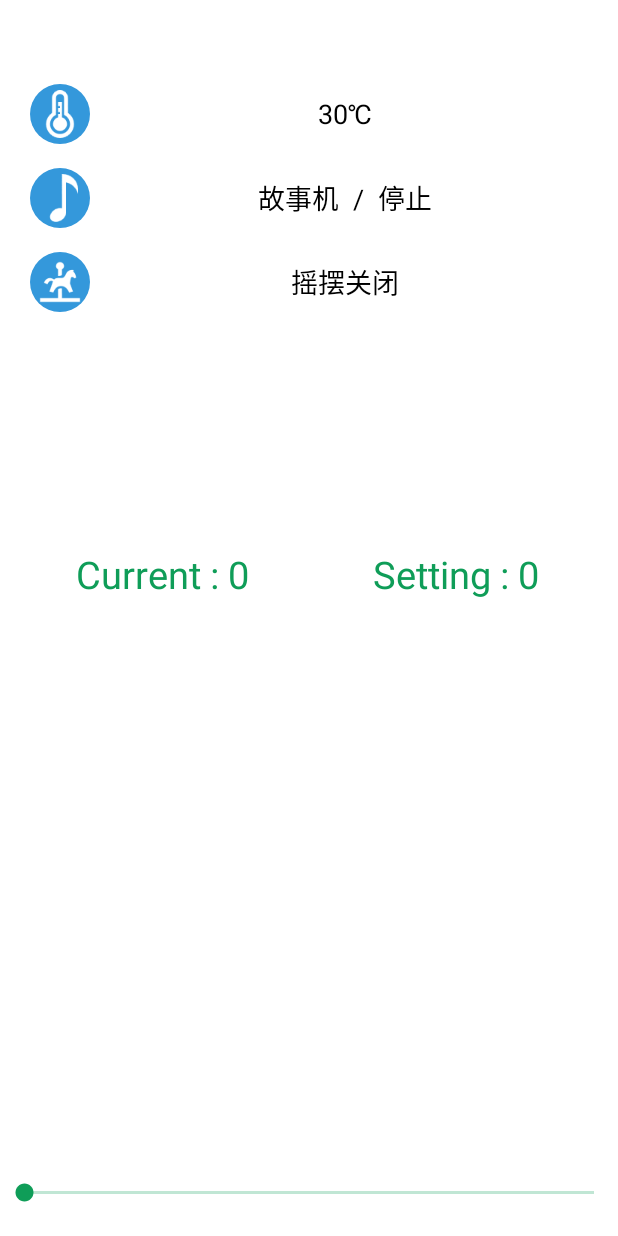
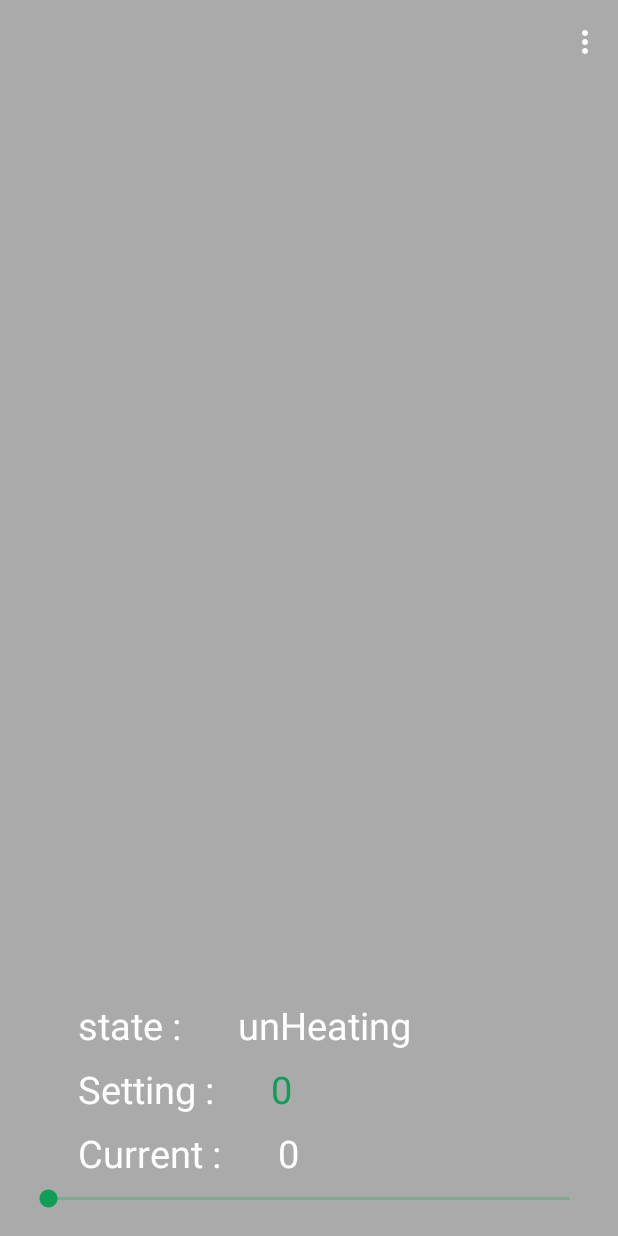
Before and after one commit to rorschach/RollingBaby, an Android app: the fragment TemperatureDialogFragment placed in its activity, on a phone screen of 412 x 824 dp. Run offline under Robolectric (Android 15) with nearby library versions, the phone set to English and light mode, and no system bars; libraries missing offline, so code that uses them is left out: com.race604.flyrefresh; plain views replace FlyRefreshLayout; 9 statements that could not run were skipped.

Commit message:
Display all sub-views in DialogFragment

```diff
--- a/app/src/main/java/com/hl/rollingbaby/bean/ItemData.java
+++ b/app/src/main/java/com/hl/rollingbaby/bean/ItemData.java
@@ -8,17 +8,13 @@ import java.util.Date;
  * Created by hl810 on 15-8-4.
  */
 public class ItemData {
-    public int color;
     public int icon;
     public String title;
+    public String subTitle;
 
-    public ItemData(int color, int icon, String title) {
-        this.color = color;
+    public ItemData(int icon, String title, String subTitle) {
         this.icon = icon;
         this.title = title;
-    }
-
-    public ItemData(int icon, String title) {
-        this(Color.DKGRAY, icon, title);
+        this.subTitle = subTitle;
     }
 }
--- a/app/src/main/java/com/hl/rollingbaby/ui/MainActivity.java
+++ b/app/src/main/java/com/hl/rollingbaby/ui/MainActivity.java
@@ -6,9 +6,6 @@ import android.content.ComponentName;
 import android.content.Context;
 import android.content.Intent;
 import android.content.ServiceConnection;
-import android.graphics.Color;
-import android.graphics.drawable.ShapeDrawable;
-import android.graphics.drawable.shapes.OvalShape;
 import android.os.Bundle;
 import android.os.Handler;
 import android.os.IBinder;
@@ -123,12 +120,15 @@ public class MainActivity extends AppCompatActivity implements
 
     private void resetItemData() {
         mDataSet.clear();
-        mDataSet.add(new ItemData(Color.parseColor("#ff3498db"),
-                R.drawable.thermometer_white_64, temperatureTemp + heatingTemp));
-        mDataSet.add(new ItemData( Color.parseColor("#ff3498db"),
-                R.drawable.music_white_64, soundTemp + "  /  " + playTemp));
-        mDataSet.add(new ItemData(Color.parseColor("#ff3498db"),
-                R.drawable.carousel_white_64, swingTemp));
+        mDataSet.add(new ItemData(R.drawable.thermometer_blue_48,
+                getResources().getString(R.string.title_temperature),
+                temperatureTemp + heatingTemp));
+        mDataSet.add(new ItemData(R.drawable.music_blue_48,
+                getResources().getString(R.string.title_sound),
+                soundTemp + " / " + playTemp));
+        mDataSet.add(new ItemData(R.drawable.carousel_blue_48,
+                getResources().getString(R.string.title_swing),
+                swingTemp));
         resetTemperatureItemData();
         resetSoundItemData();
         resetSwingItemData();
@@ -330,11 +330,9 @@ public class MainActivity extends AppCompatActivity implements
         @Override
         public void onBindViewHolder(ItemViewHolder itemViewHolder, int i) {
             final ItemData data = mDataSet.get(i);
-            ShapeDrawable drawable = new ShapeDrawable(new OvalShape());
-            drawable.getPaint().setColor(data.color);
-            itemViewHolder.icon.setBackgroundDrawable(drawable);
             itemViewHolder.icon.setImageResource(data.icon);
             itemViewHolder.title.setText(data.title);
+            itemViewHolder.subTitle.setText(data.subTitle);
         }
 
         @Override
@@ -348,11 +346,13 @@ public class MainActivity extends AppCompatActivity implements
 
         ImageView icon;
         TextView title;
+        TextView subTitle;
 
         public ItemViewHolder(View itemView) {
             super(itemView);
             icon = (ImageView) itemView.findViewById(R.id.icon);
             title = (TextView) itemView.findViewById(R.id.title);
+            subTitle = (TextView) itemView.findViewById(R.id.subtitle);
             itemView.setOnClickListener(this);
         }
 
@@ -403,7 +403,7 @@ public class MainActivity extends AppCompatActivity implements
             temperatureTemp = mCurrentTemperature + "℃";
         }
 
-        mDataSet.get(0).title = temperatureTemp + heatingTemp;
+        mDataSet.get(0).subTitle = temperatureTemp + heatingTemp;
         mAdapter.notifyDataSetChanged();
     }
 
@@ -430,12 +430,12 @@ public class MainActivity extends AppCompatActivity implements
         }
 
         if (mPlayState == Constants.SOUND_STOP) {
-            playTemp = getResources().getString(R.string.stop);
+            playTemp = getResources().getString(R.string.close);
         } else {
-            playTemp = getResources().getString(R.string.isPlaying);
+            playTemp = getResources().getString(R.string.play);
         }
 
-        mDataSet.get(1).title = soundTemp + "  /  " + playTemp;
+        mDataSet.get(1).subTitle = soundTemp + " / " + playTemp;
         mAdapter.notifyDataSetChanged();
     }
 
@@ -454,11 +454,11 @@ public class MainActivity extends AppCompatActivity implements
 
     private void resetSwingItemData() {
         if (mSwingMode.equals(Constants.SWING_SLEEP)) {
-            swingTemp = getResources().getString(R.string.swing_sleep);
+            swingTemp = getResources().getString(R.string.open);
         } else if (mSwingMode.equals(Constants.SWING_CLOSE)) {
-            swingTemp = getResources().getString(R.string.swing_close);
+            swingTemp = getResources().getString(R.string.close);
         }
-        mDataSet.get(2).title = swingTemp;
+        mDataSet.get(2).subTitle = swingTemp;
         mAdapter.notifyDataSetChanged();
     }
 }
--- a/app/src/main/java/com/hl/rollingbaby/ui/TemperatureDialogFragment.java
+++ b/app/src/main/java/com/hl/rollingbaby/ui/TemperatureDialogFragment.java
@@ -8,7 +8,6 @@ import android.graphics.PorterDuff;
 import android.os.Build;
 import android.os.Bundle;
 import android.support.v7.app.AppCompatDialog;
-import android.util.Log;
 import android.view.LayoutInflater;
 import android.view.View;
 import android.view.ViewGroup;
@@ -36,10 +35,11 @@ public class TemperatureDialogFragment extends DialogFragment {
     private OnTemperatureInteractionListener mListener;
 
     private AppCompatDialog dialog;
-    private TextView currentText;
-    private TextView settingText;
-    private ImageView heatingIcon;
+    private TextView currentTx;
+    private TextView settingTx;
+    private ImageView icon;
     private SeekBar seekBar;
+    private TextView heatingTx;
 
     public static TemperatureDialogFragment newInstance(
             int currentTemperature, int settingTemperature, String heatingState) {
@@ -70,18 +70,15 @@ public class TemperatureDialogFragment extends DialogFragment {
     public View onCreateView(LayoutInflater inflater, ViewGroup container,
                              Bundle savedInstanceState) {
         View view = inflater.inflate(R.layout.fragment_temperature_dialog, container, false);
-        currentText = (TextView) view.findViewById(R.id.current_temperature);
-        settingText = (TextView) view.findViewById(R.id.setting_temperature);
-        heatingIcon = (ImageView) view.findViewById(R.id.heating_icon);
 
+        currentTx = (TextView) view.findViewById(R.id.current_temperature);
+        settingTx = (TextView) view.findViewById(R.id.setting_temperature);
+        icon = (ImageView) view.findViewById(R.id.heating_icon);
+        heatingTx = (TextView) view.findViewById(R.id.heating_state);
         seekBar = (SeekBar) view.findViewById(R.id.temperature_seekBar);
 
-        settingText.setTextColor(
-                getActivity().getResources().getColor(R.color.green));
-        currentText.setTextColor(
-                getActivity().getResources().getColor(R.color.green));
-        currentText.setText("Current : " + mCurrentTemperature);
-        settingText.setText("Setting : " + mSettingTemperature);
+        currentTx.setText(mCurrentTemperature + "");
+        settingTx.setText(mSettingTemperature + "");
 
         seekBar.setProgress(mSettingTemperature);
         seekBar.setOnSeekBarChangeListener(new SeekBar.OnSeekBarChangeListener() {
@@ -89,7 +86,7 @@ public class TemperatureDialogFragment extends DialogFragment {
             public void onProgressChanged(SeekBar seekBar, int progress, boolean fromUser) {
                 progress += 25;
                 mSettingTemperature = progress;
-                settingText.setText("Setting : " + progress);
+                settingTx.setText("" + progress);
                 resetView();
             }
 
@@ -115,33 +112,39 @@ public class TemperatureDialogFragment extends DialogFragment {
         if (mSettingTemperature > mCurrentTemperature) {
             //TODO:change heatingState
             mHeatingState = Constants.HEATING_OPEN;
-            heatingIcon.setBackgroundResource(R.drawable.sun_50);
-            settingText.setTextColor(
+            icon.setBackgroundResource(R.drawable.sun_icon_100);
+            settingTx.setTextColor(
                     getActivity().getResources().getColor(R.color.red));
             if (Build.VERSION.SDK_INT >= Build.VERSION_CODES.JELLY_BEAN) {
                 seekBar.getProgressDrawable().setColorFilter(Color.parseColor("#ffdb4437"), PorterDuff.Mode.SRC_IN);
                 seekBar.getThumb().setColorFilter(Color.parseColor("#ffdb4437"), PorterDuff.Mode.SRC_IN);
             }
-
-        } else if(mSettingTemperature < mCurrentTemperature) {
+            heatingTx.setText("Heating");
+        } else if (mSettingTemperature < mCurrentTemperature) {
             //TODO:change heatingState
             mHeatingState = Constants.COOL_DOWN;
-            heatingIcon.setBackgroundResource(R.drawable.winter_50);
-            settingText.setTextColor(
+            icon.setBackgroundResource(R.drawable.cold_icon_100);
+            settingTx.setTextColor(
                     getActivity().getResources().getColor(R.color.blue));
             if (Build.VERSION.SDK_INT >= Build.VERSION_CODES.JELLY_BEAN) {
                 seekBar.getProgressDrawable().setColorFilter(Color.parseColor("#ff4285f4"), PorterDuff.Mode.SRC_IN);
                 seekBar.getThumb().setColorFilter(Color.parseColor("#ff4285f4"), PorterDuff.Mode.SRC_IN);
             }
-        }else {
-//            heatingIcon.setBackground(null);
+            heatingTx.setText("Cool down");
+        } else {
+//            icon.setBackgroundResource(R.drawable.cold_icon_100);
             mHeatingState = Constants.HEATING_CLOSE;
-            settingText.setTextColor(
+            settingTx.setTextColor(
                     getActivity().getResources().getColor(R.color.green));
             if (Build.VERSION.SDK_INT >= Build.VERSION_CODES.JELLY_BEAN) {
                 seekBar.getProgressDrawable().setColorFilter(Color.parseColor("#ff0f9d58"), PorterDuff.Mode.SRC_IN);
                 seekBar.getThumb().setColorFilter(Color.parseColor("#ff0f9d58"), PorterDuff.Mode.SRC_IN);
             }
+            heatingTx.setText("unHeating");
+        }
+
+        if (seekBar.getProgress() > 34 || seekBar.getProgress() < 32) {
+            //TODO:toast
         }
     }
 
@@ -174,7 +177,7 @@ public class TemperatureDialogFragment extends DialogFragment {
         super.onPause();
         dialog.dismiss();
 //        if (mSettingTemperature != sSettingTem) {
-            mListener.setTemperatureState(mSettingTemperature, mHeatingState);
+        mListener.setTemperatureState(mSettingTemperature, mHeatingState);
 //        }
     }
 
--- a/app/src/main/res/drawable/indicator_background.xml
+++ /dev/null
@@ -1,5 +0,0 @@
-<?xml version="1.0" encoding="utf-8"?>
-<shape xmlns:android="http://schemas.android.com/apk/res/android">
-    <solid android:color="@color/outerCircleColor" />
-    <corners android:radius="100dp" />
-</shape>
--- a/app/src/main/res/layout/activity_main.xml
+++ b/app/src/main/res/layout/activity_main.xml
@@ -1,7 +1,6 @@
 <RelativeLayout xmlns:android="http://schemas.android.com/apk/res/android"
     xmlns:app="http://schemas.android.com/apk/res-auto"
     xmlns:tools="http://schemas.android.com/tools"
-    android:id="@+id/root_container"
     android:layout_width="match_parent"
     android:layout_height="match_parent">
     <com.race604.flyrefresh.FlyRefreshLayout
@@ -14,7 +13,8 @@
             android:id="@+id/list"
             android:layout_width="match_parent"
             android:layout_height="match_parent"
-            android:paddingTop="48dp"
+            android:paddingTop="24dp"
+            android:paddingLeft="48dp"
             android:background="#FFFFFF"/>
     </com.race604.flyrefresh.FlyRefreshLayout>
 
--- a/app/src/main/res/layout/fragment_swing_dialog.xml
+++ b/app/src/main/res/layout/fragment_swing_dialog.xml
@@ -24,10 +24,4 @@
         app:elevation="6dp"
         app:pressedTranslationZ="12dp" />
 
-    <Switch
-        android:id="@+id/swing_switch"
-        android:layout_width="wrap_content"
-        android:layout_height="wrap_content" />
-
-
 </FrameLayout>
--- a/app/src/main/res/layout/fragment_temperature_dialog.xml
+++ b/app/src/main/res/layout/fragment_temperature_dialog.xml
@@ -1,37 +1,87 @@
 <LinearLayout xmlns:android="http://schemas.android.com/apk/res/android"
+    xmlns:app="http://schemas.android.com/apk/res-auto"
     xmlns:tools="http://schemas.android.com/tools"
     android:layout_width="match_parent"
     android:layout_height="match_parent"
     android:orientation="vertical"
+    android:padding="16dp"
+    android:background="@android:color/darker_gray"
     tools:context="com.hl.rollingbaby.ui.TemperatureDialogFragment">
 
-    <LinearLayout
-        android:layout_margin="10dp"
+    <FrameLayout
         android:layout_width="match_parent"
         android:layout_height="0dp"
-        android:layout_weight="1"
-        android:orientation="horizontal">
-
-        <TextView
-            android:id="@+id/current_temperature"
-            android:layout_width="0dp"
-            android:layout_weight="1"
-            android:layout_height="match_parent"
-            android:gravity="center"
-            android:textSize="25sp" />
+        android:layout_weight="1">
 
         <ImageView
             android:id="@+id/heating_icon"
             android:layout_width="wrap_content"
-            android:layout_height="wrap_content"  />
+            android:layout_height="wrap_content"
+            android:layout_gravity="center"
+            android:padding="24dp"
+            android:scaleType="centerCrop" />
+
+    </FrameLayout>
+
+    <LinearLayout
+        android:layout_width="match_parent"
+        android:layout_height="wrap_content"
+        android:layout_margin="4dp"
+        android:orientation="horizontal">
 
         <TextView
+            style="@style/comText"
+            android:layout_width="wrap_content"
+            android:layout_height="wrap_content"
+            android:text="state : "  />
+
+        <TextView
+            style="@style/comText"
+            android:id="@+id/heating_state"
+            android:layout_width="wrap_content"
+            android:layout_height="wrap_content" />
+
+    </LinearLayout>
+
+    <LinearLayout
+        android:layout_width="match_parent"
+        android:layout_height="wrap_content"
+        android:layout_margin="4dp">
+
+        <TextView
+            style="@style/comText"
+            android:layout_width="wrap_content"
+            android:layout_height="wrap_content"
+            android:text="Setting : " />
+
+        <TextView
+            style="@style/comText"
             android:id="@+id/setting_temperature"
-            android:layout_width="0dp"
-            android:layout_height="match_parent"
-            android:layout_weight="1"
-            android:gravity="center"
-            android:textSize="25sp" />
+            android:layout_width="wrap_content"
+            android:layout_height="wrap_content"
+            android:gravity="start|center_vertical"
+            android:text="34" />
+
+    </LinearLayout>
+
+    <LinearLayout
+        android:layout_width="match_parent"
+        android:layout_height="wrap_content"
+        android:layout_margin="4dp">
+
+        <TextView
+            style="@style/comText"
+            android:layout_width="wrap_content"
+            android:layout_height="wrap_content"
+            android:text="Current : " />
+
+        <TextView
+            style="@style/comText"
+            android:id="@+id/current_temperature"
+            android:layout_width="wrap_content"
+            android:layout_height="wrap_content"
+            android:gravity="start|center_vertical"
+            android:text="28" />
 
     </LinearLayout>
 
@@ -39,8 +89,6 @@
         android:id="@+id/temperature_seekBar"
         android:layout_width="match_parent"
         android:layout_height="wrap_content"
-        android:layout_marginBottom="20dp"
-        android:layout_marginTop="20dp"
-        android:max="25" />
+        android:max="15" />
 
 </LinearLayout>
--- a/app/src/main/res/layout/view_list_item.xml
+++ b/app/src/main/res/layout/view_list_item.xml
@@ -3,27 +3,47 @@
     android:layout_width="match_parent"
     android:layout_height="wrap_content"
     android:gravity="center_vertical"
-    android:orientation="horizontal"
+    android:orientation="vertical"
     android:paddingBottom="4dp"
     android:paddingLeft="16dp"
     android:paddingRight="16dp"
     android:paddingTop="4dp">
 
-    <ImageView
-        android:id="@+id/icon"
-        android:layout_width="40dp"
-        android:layout_height="40dp"
+    <LinearLayout
+        android:id="@+id/right"
+        android:layout_width="match_parent"
+        android:layout_height="wrap_content"
         android:layout_margin="4dp"
-        android:scaleType="centerInside" />
+        android:orientation="horizontal">
+
+        <TextView
+            android:id="@+id/title"
+            android:layout_width="0dp"
+            android:layout_height="32dp"
+            android:layout_weight="1"
+            android:gravity="start|center_vertical"
+            android:textAppearance="?attr/titleTextAppearance"
+            android:textColor="@color/awesome_blue"
+            android:textSize="20sp" />
+
+        <ImageView
+            android:id="@+id/icon"
+            android:layout_width="wrap_content"
+            android:layout_height="wrap_content"
+            android:layout_margin="4dp"
+            android:scaleType="center" />
+
+    </LinearLayout>
 
     <TextView
-        android:id="@+id/title"
-        android:layout_width="0dp"
-        android:layout_weight="1"
+        android:id="@+id/subtitle"
+        android:layout_width="match_parent"
         android:layout_height="wrap_content"
-        android:layout_margin="4dp"
-        android:gravity="center"
-        android:textAppearance="?attr/titleTextAppearance"
-        android:textSize="18sp" />
+        android:layout_marginTop="4dp"
+        android:layout_marginLeft="12dp"
+        android:layout_marginStart="12dp"
+        android:textColor="@android:color/darker_gray"
+        android:gravity="start|center_vertical"
+        android:textSize="30sp" />
 
 </LinearLayout>
--- a/app/src/main/res/values/strings.xml
+++ b/app/src/main/res/values/strings.xml
@@ -3,10 +3,11 @@
     <string name="action_settings">设置</string>
     <string name="action_sync">刷新</string>
 
-    <string name="title_activity_temperature">温度</string>
-    <string name="title_activity_swing">摇摆</string>
-    <string name="title_activity_music">音乐</string>
-    <string name="title_activity_humidity">Humidity</string>
+    <string name="title_temperature">温度</string>
+    <string name="title_swing">摇摆</string>
+    <string name="title_sound">声音</string>
+    <string name="title_humidity">湿度</string>
+
     <string name="success_title">连接成功</string>
     <string name="success_content">成功连接到您宝宝的婴儿床，可以开始使用</string>
     <string name="fail_title">连接失败</string>
@@ -20,15 +21,15 @@
     <string name="story_toast">"故事机模式"</string>
     <string name="show_card">"欢迎使用\n翻滚吧，Baby\n智能婴儿床"</string>
 
-    <string name="heating">  /  升温中</string>
+    <string name="heating"> / 升温中</string>
     <string name="unHeating"> </string>
-    <string name="cool_down">  /  降温中</string>
-    <string name="music_mode">音乐</string>
-    <string name="story_mode">故事机</string>
-    <string name="isPlaying">播放中</string>
+    <string name="cool_down"> / 降温中</string>
+    <string name="music_mode">音乐模式</string>
+    <string name="story_mode">故事机模式</string>
+    <string name="play">播放中</string>
     <string name="stop">停止</string>
-    <string name="swing_sleep">睡眠模式</string>
-    <string name="swing_close">摇摆关闭</string>
+    <string name="open">开启</string>
+    <string name="close">关闭</string>
     <string name="title_activity_main">MainActivity</string>
 
     <string name="hello_world">Hello world!</string>
--- a/app/src/main/res/values/styles.xml
+++ b/app/src/main/res/values/styles.xml
@@ -5,10 +5,13 @@
         <!-- Customize your theme here. -->
     </style>
 
+    <style name="comText">
+        <item name="android:textSize">25sp</item>
+        <item name="android:textColor">@color/white</item>
+        <item name="android:textStyle">normal</item>
+        <item name="android:textAppearance">?attr/showText</item>
+        <item name="android:paddingLeft">32dp</item>
+    </style>
 
-    <declare-styleable name="CircleView">
-        <attr name="cv_color" format="color" />
-        <attr name="cv_radius" format="integer" />
-    </declare-styleable>
 
 </resources>
```
Also changed, not shown: app/src/main/res/values/attr.xml (+14 -33 lines), app/src/main/res/values/colors.xml (+2 -5 lines), app/src/main/res/drawable-xhdpi/carousel_blue_48.png (added), app/src/main/res/drawable-xhdpi/cold_icon_100.png (added), app/src/main/res/drawable-xhdpi/cold_white_100.png (added), app/src/main/res/drawable-xhdpi/music_blue_48.png (added), app/src/main/res/drawable-xhdpi/sun_icon_100.png (added), app/src/main/res/drawable-xhdpi/sun_white_100.png (added), app/src/main/res/drawable-xhdpi/thermometer_blue_48.png (added).
